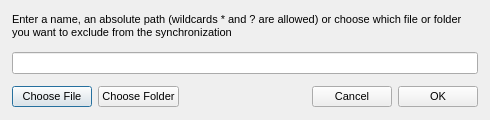
Qt form src/MEGASync/gui/win/AddExclusionDialog.ui (meganz/MEGAsync) before a commit.
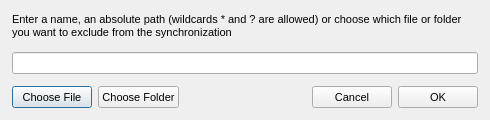
The same form after that commit.

Patch:
```diff
--- a/src/MEGASync/gui/win/AddExclusionDialog.ui
+++ b/src/MEGASync/gui/win/AddExclusionDialog.ui
@@ -92,7 +92,7 @@
         <property name="minimumSize">
          <size>
           <width>0</width>
-          <height>16</height>
+          <height>22</height>
          </size>
         </property>
         <property name="text">
@@ -105,7 +105,7 @@
         <property name="minimumSize">
          <size>
           <width>0</width>
-          <height>16</height>
+          <height>22</height>
          </size>
         </property>
         <property name="text">
@@ -131,7 +131,7 @@
         <property name="minimumSize">
          <size>
           <width>0</width>
-          <height>16</height>
+          <height>22</height>
          </size>
         </property>
         <property name="text">
@@ -144,7 +144,7 @@
         <property name="minimumSize">
          <size>
           <width>0</width>
-          <height>16</height>
+          <height>22</height>
          </size>
         </property>
         <property name="text">
```
